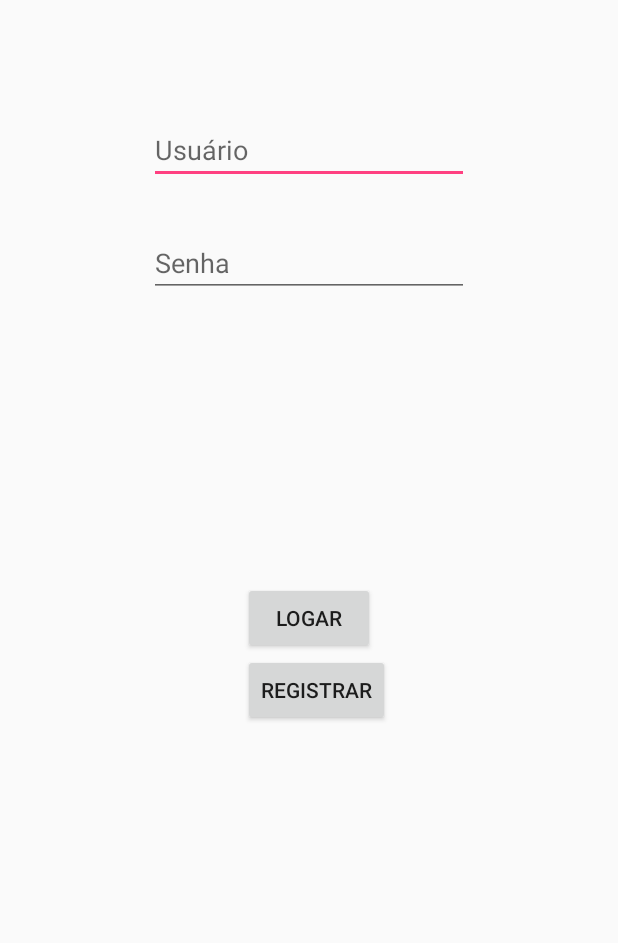
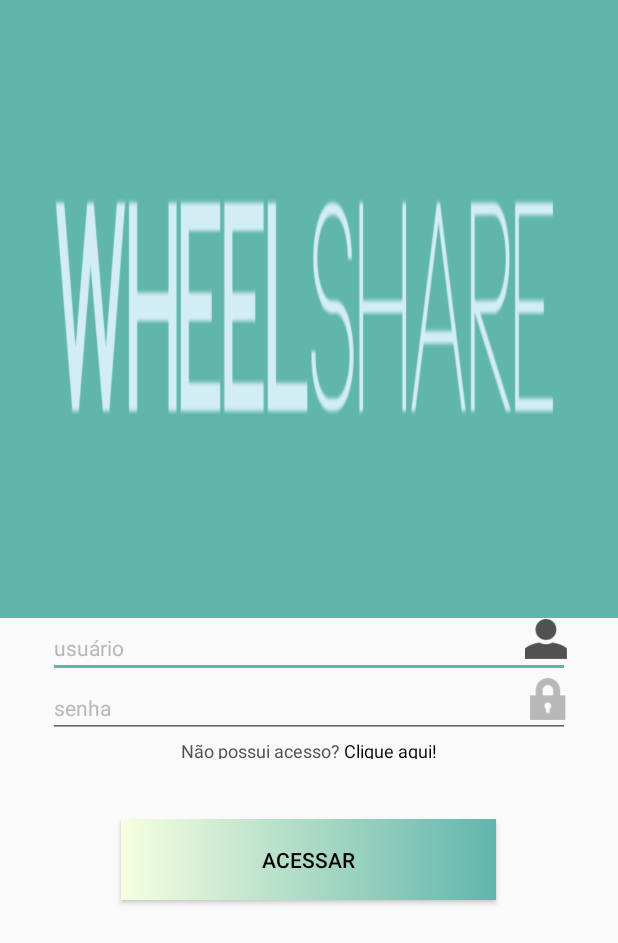
Before and after one commit to UmissTeam/UMISS-Android, an Android app: the screen it shows after launch (LoginActivity), on a phone screen of 412 x 824 dp. Shown: the top 943 px of the screen. Run offline under Robolectric (Android 15) with nearby library versions, the phone set to English and light mode, and no system bars; libraries missing offline, so code that uses them is left out: com.jjoe64.graphview, com.koushikdutta.async, com.koushikdutta.ion; 5 statements that could not run were skipped.

Commit message:
Changing application layout

```diff
--- /dev/null
+++ b/app/src/main/res/drawable/gradiant_button.xml
@@ -0,0 +1,9 @@
+<?xml version="1.0" encoding="utf-8"?>
+<shape xmlns:android="http://schemas.android.com/apk/res/android"
+    android:shape="rectangle">
+    <!--  Gradient Bg for listrow -->
+    <gradient
+        android:startColor="#f7ffe0"
+        android:endColor="#61B6AC"
+        android:angle="0" />
+</shape>
--- a/app/src/main/res/layout/activity_login.xml
+++ b/app/src/main/res/layout/activity_login.xml
@@ -1,47 +1,127 @@
 <?xml version="1.0" encoding="utf-8"?>
-<RelativeLayout xmlns:android="http://schemas.android.com/apk/res/android"
+<LinearLayout xmlns:android="http://schemas.android.com/apk/res/android"
     xmlns:app="http://schemas.android.com/apk/res-auto"
     xmlns:tools="http://schemas.android.com/tools"
     android:layout_width="match_parent"
     android:layout_height="match_parent"
+    android:orientation="vertical"
     tools:context="com.umiss.LoginActivity">
 
+    <ImageView
+        android:layout_width="wrap_content"
+        android:layout_height="0dp"
+        android:layout_weight="1"
+        android:background="@drawable/logo"/>
+
+    <LinearLayout
+        android:layout_width="match_parent"
+        android:layout_height="0dp"
+        android:orientation="vertical"
+        android:layout_weight="1"
+        android:paddingLeft="32dp"
+        android:paddingRight="32dp">
+
+        <RelativeLayout
+            android:layout_width="match_parent"
+            android:layout_height="40dp"
+            android:orientation="horizontal">
+
             <EditText
+
+                android:hint="usuário"
+                android:layout_width="match_parent"
+                android:layout_height="match_parent"
                 android:id="@+id/editText_user"
+                android:textColorHint="#B8B8B8"
+                android:textColor="#515151"
+                android:textSize="14dp"/>
+            <ImageView
+                android:layout_width="28dp"
+                android:layout_height="28dp"
+                android:layout_marginRight="2dp"
+                android:src="@drawable/login_user"
+                android:layout_alignRight="@+id/editText_user"/>
+        </RelativeLayout>
+
+        <RelativeLayout
+            android:layout_width="match_parent"
+            android:layout_height="40dp"
+            android:orientation="horizontal">
+
+            <EditText
+                android:inputType="textPassword"
+                android:layout_width="match_parent"
+                android:layout_height="match_parent"
+                android:id="@+id/editText_password"
+                android:hint="senha"
+                android:textColorHint="#B8B8B8"
+                android:textColor="#515151"
+                android:textSize="14dp"
+                android:maxLines="1"/>
+            <ImageView
+                android:layout_width="28dp"
+                android:layout_height="28dp"
+                android:src="@drawable/login_password"
+                android:layout_alignRight="@id/editText_password"/>
+        </RelativeLayout>
+
+
+        <RelativeLayout
+            android:layout_width="match_parent"
+            android:layout_height="14dp">
+
+            <LinearLayout
                 android:layout_width="wrap_content"
                 android:layout_height="wrap_content"
-        android:layout_alignParentTop="true"
-        android:layout_centerHorizontal="true"
-        android:layout_marginTop="77dp"
-        android:ems="10"
-        android:inputType="textPersonName"
-        android:hint="Usuário"/>
+                android:orientation="horizontal"
+                android:layout_centerInParent="true">
 
-    <EditText
-        android:id="@+id/editText_password"
+                <TextView
                     android:layout_width="wrap_content"
                     android:layout_height="wrap_content"
-        android:layout_alignEnd="@+id/editText_user"
-        android:layout_below="@+id/editText_user"
-        android:layout_marginTop="30dp"
-        android:ems="10"
-        android:inputType="textPassword"
-        android:hint="Senha"/>
+                    android:text="Não possui acesso?"
+                    android:textColor="#515151"
+                    android:textSize="12dp"
+                    android:id="@+id/login_tv_forgot_password"/>
+
+                <TextView
+                    android:layout_width="wrap_content"
+                    android:layout_height="wrap_content"
+                    android:text=" Clique aqui!"
+                    android:textColor="#000000"
+                    android:textSize="12dp"
+                    android:id="@+id/button_register"/>
+            </LinearLayout>
+        </RelativeLayout>
+
+        <LinearLayout
+            android:layout_width="match_parent"
+            android:layout_height="wrap_content"
+            android:orientation="vertical"
+            android:paddingTop="40dp">
 
             <Button
-        android:id="@+id/button_login"
-        android:layout_width="wrap_content"
-        android:layout_height="wrap_content"
+                android:layout_width="250dp"
+                android:layout_height="54dp"
+                android:text="ACESSAR"
+                android:layout_gravity="center"
+                android:background="@drawable/gradiant_button"
+                android:textColor="#000000"
+                android:textSize="14dp"
                 android:onClick="login"
-        android:layout_centerInParent="true"
-        android:text="Logar" />
+                android:layout_marginBottom="8dp"
+                android:id="@+id/button_login"/>
 
             <Button
-        android:id="@+id/button_register"
-        android:layout_width="wrap_content"
-        android:layout_height="wrap_content"
-        android:layout_alignStart="@+id/button_login"
-        android:layout_below="@+id/button_login"
-        android:layout_centerInParent="true"
-        android:text="Registrar" />
-</RelativeLayout>
+                android:layout_width="250dp"
+                android:layout_height="54dp"
+                android:text="REGISTRAR"
+                android:layout_gravity="center"
+                android:background="@drawable/gradiant_button"
+                android:textColor="#000000"
+                android:visibility="invisible"
+                android:textSize="14dp"/>/>
+        </LinearLayout>
+    </LinearLayout>
+
+</LinearLayout>
--- a/app/src/main/res/values/colors.xml
+++ b/app/src/main/res/values/colors.xml
@@ -2,5 +2,5 @@
 <resources>
     <color name="colorPrimary">#3F51B5</color>
     <color name="colorPrimaryDark">#303F9F</color>
-    <color name="colorAccent">#FF4081</color>
+    <color name="colorAccent">#61B6AC</color>
 </resources>
```
Also changed, not shown: app/src/main/res/drawable/login_password.png (added), app/src/main/res/drawable/login_user.png (added), app/src/main/res/drawable/logo.png (added). Lines whose indentation alone changed are shown as unchanged.
